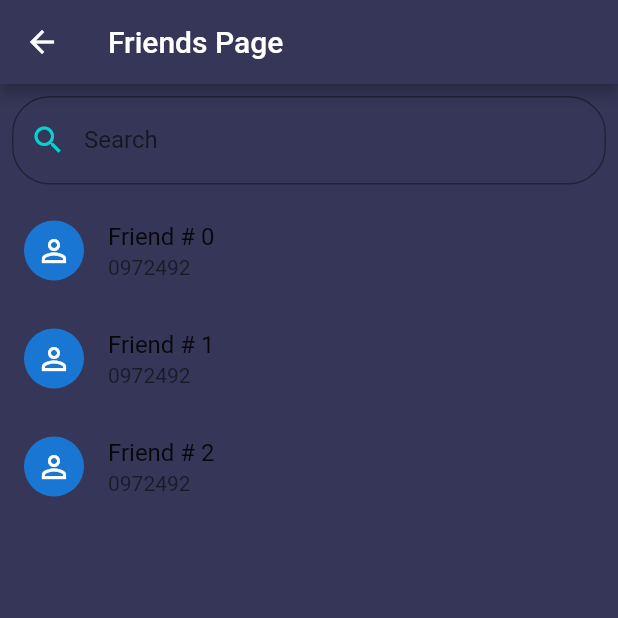
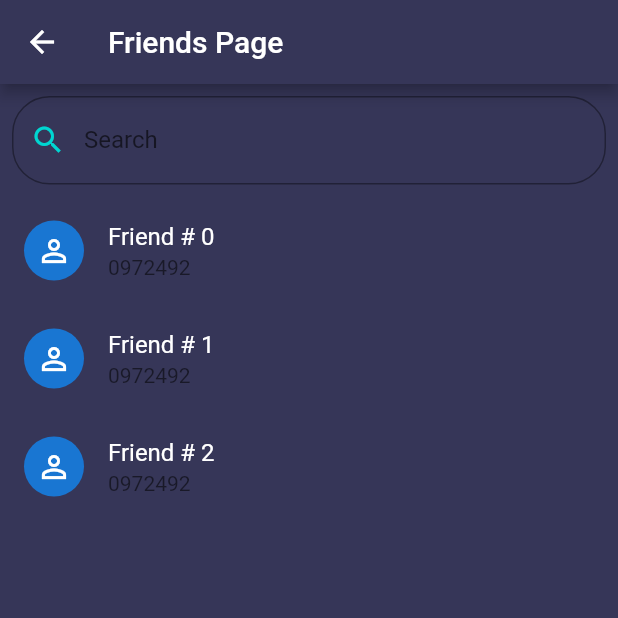
Before and after one commit to Muhammad-Nasir520-zz/gym, a Flutter app: the FriendsPage screen opened directly, on a phone screen of 412 x 824 dp, the top half of it. Run offline on Flutter 3.47's test engine with Material 2 defaults, Android fonts, the phone set to English and light mode, and no system bars; our stand-ins replace flutter_signin_button.

Commit message:
added color change

```diff
--- a/lib/screens/friendpage.dart
+++ b/lib/screens/friendpage.dart
@@ -78,7 +78,7 @@ class _FriendsPageState extends State<FriendsPage> {
                   return ListTile(
                     subtitle: Text("0972492"),
                     leading: CircleAvatar(child: Icon(Icons.person_outline),),
-                    title: Text('${items[index]}'),
+                    title: Text('${items[index]}',style:TextStyle(color: Colors.white)),
                   );
                 },
               ),
```
